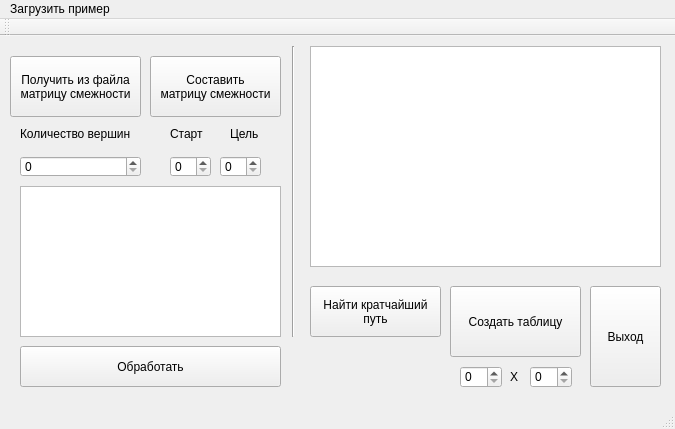
Before: the Qt Designer form mainwindow.ui in ytwog/Deikstra, drawn with Qt 5.
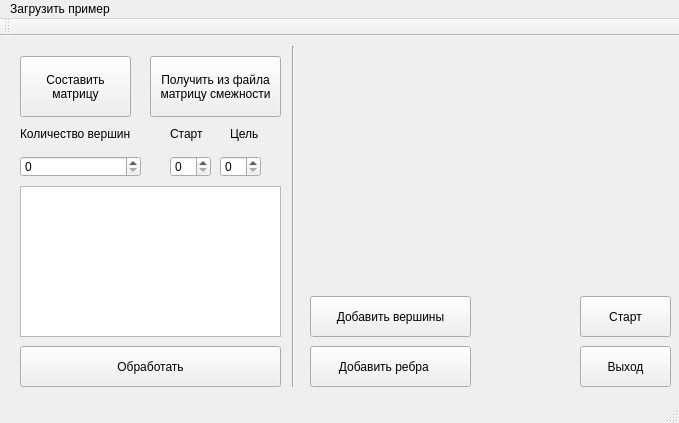
After: the same form once the commit is applied. Icons and pictures are not drawn.

```diff
--- a/mainwindow.ui
+++ b/mainwindow.ui
@@ -6,35 +6,21 @@
    <rect>
     <x>0</x>
     <y>0</y>
-    <width>675</width>
-    <height>429</height>
+    <width>679</width>
+    <height>423</height>
    </rect>
   </property>
   <property name="windowTitle">
    <string>MainWindow</string>
   </property>
   <widget class="QWidget" name="centralWidget">
-   <widget class="QPushButton" name="getButton">
-    <property name="geometry">
-     <rect>
-      <x>10</x>
-      <y>20</y>
-      <width>131</width>
-      <height>61</height>
-     </rect>
-    </property>
-    <property name="text">
-     <string>Получить из файла
-матрицу смежности</string>
-    </property>
-   </widget>
    <widget class="Line" name="line">
     <property name="geometry">
      <rect>
       <x>283</x>
       <y>10</y>
       <width>20</width>
-      <height>291</height>
+      <height>341</height>
      </rect>
     </property>
     <property name="orientation">
@@ -44,52 +30,53 @@
    <widget class="QPushButton" name="makeButton">
     <property name="geometry">
      <rect>
-      <x>150</x>
+      <x>20</x>
       <y>20</y>
-      <width>131</width>
+      <width>111</width>
       <height>61</height>
      </rect>
     </property>
     <property name="text">
      <string>Составить
-матрицу смежности</string>
+матрицу</string>
+    </property>
+    <property name="icon">
+     <iconset>
+      <normaloff>../build-Deikstra-Desktop_Qt_5_0_2_MinGW_32bit-Debug/102New.ICO</normaloff>../build-Deikstra-Desktop_Qt_5_0_2_MinGW_32bit-Debug/102New.ICO</iconset>
     </property>
    </widget>
    <widget class="QPushButton" name="showDeWay">
     <property name="geometry">
      <rect>
-      <x>310</x>
-      <y>250</y>
-      <width>131</width>
-      <height>51</height>
+      <x>580</x>
+      <y>260</y>
+      <width>91</width>
+      <height>41</height>
      </rect>
     </property>
     <property name="text">
-     <string>Найти кратчайший
-путь</string>
+     <string>Старт</string>
+    </property>
+    <property name="icon">
+     <iconset>
+      <normaloff>../build-Deikstra-Desktop_Qt_5_0_2_MinGW_32bit-Debug/102157.ICO</normaloff>../build-Deikstra-Desktop_Qt_5_0_2_MinGW_32bit-Debug/102157.ICO</iconset>
     </property>
    </widget>
    <widget class="QPushButton" name="exitButton">
     <property name="geometry">
      <rect>
-      <x>590</x>
-      <y>250</y>
-      <width>71</width>
-      <height>101</height>
+      <x>580</x>
+      <y>310</y>
+      <width>91</width>
+      <height>41</height>
      </rect>
     </property>
     <property name="text">
      <string>Выход</string>
     </property>
-   </widget>
-   <widget class="QTableWidget" name="graph">
-    <property name="geometry">
-     <rect>
-      <x>310</x>
-      <y>10</y>
-      <width>351</width>
-      <height>221</height>
-     </rect>
+    <property name="icon">
+     <iconset>
+      <normaloff>../build-Deikstra-Desktop_Qt_5_0_2_MinGW_32bit-Debug/Channel Screen Saver0.ico</normaloff>../build-Deikstra-Desktop_Qt_5_0_2_MinGW_32bit-Debug/Channel Screen Saver0.ico</iconset>
     </property>
    </widget>
    <widget class="QLabel" name="error">
@@ -108,47 +95,18 @@
    <widget class="QPushButton" name="makeTable">
     <property name="geometry">
      <rect>
-      <x>450</x>
-      <y>250</y>
-      <width>131</width>
-      <height>71</height>
+      <x>310</x>
+      <y>260</y>
+      <width>161</width>
+      <height>41</height>
      </rect>
     </property>
     <property name="text">
-     <string>Создать таблицу</string>
+     <string>Добавить вершины</string>
     </property>
-   </widget>
-   <widget class="QLabel" name="label">
-    <property name="geometry">
-     <rect>
-      <x>510</x>
-      <y>330</y>
-      <width>21</width>
-      <height>21</height>
-     </rect>
-    </property>
-    <property name="text">
-     <string>X</string>
-    </property>
-   </widget>
-   <widget class="QSpinBox" name="xSpin">
-    <property name="geometry">
-     <rect>
-      <x>460</x>
-      <y>330</y>
-      <width>42</width>
-      <height>22</height>
-     </rect>
-    </property>
-   </widget>
-   <widget class="QSpinBox" name="ySpin">
-    <property name="geometry">
-     <rect>
-      <x>530</x>
-      <y>330</y>
-      <width>42</width>
-      <height>22</height>
-     </rect>
+    <property name="icon">
+     <iconset>
+      <normaloff>../build-Deikstra-Desktop_Qt_5_0_2_MinGW_32bit-Debug/102Point.ico</normaloff>../build-Deikstra-Desktop_Qt_5_0_2_MinGW_32bit-Debug/102Point.ico</iconset>
     </property>
    </widget>
    <widget class="QLabel" name="label_2">
@@ -243,13 +201,54 @@
      </rect>
     </property>
    </widget>
+   <widget class="QWidget" name="Graphics" native="true">
+    <property name="geometry">
+     <rect>
+      <x>310</x>
+      <y>10</y>
+      <width>351</width>
+      <height>231</height>
+     </rect>
+    </property>
+   </widget>
+   <widget class="QPushButton" name="makeTable_2">
+    <property name="geometry">
+     <rect>
+      <x>310</x>
+      <y>310</y>
+      <width>161</width>
+      <height>41</height>
+     </rect>
+    </property>
+    <property name="text">
+     <string>Добавить ребра    </string>
+    </property>
+    <property name="icon">
+     <iconset>
+      <normaloff>../build-Deikstra-Desktop_Qt_5_0_2_MinGW_32bit-Debug/102Line.ICO</normaloff>../build-Deikstra-Desktop_Qt_5_0_2_MinGW_32bit-Debug/102Line.ICO</iconset>
+    </property>
+   </widget>
+   <widget class="QPushButton" name="getButton">
+    <property name="geometry">
+     <rect>
+      <x>150</x>
+      <y>20</y>
+      <width>131</width>
+      <height>61</height>
+     </rect>
+    </property>
+    <property name="text">
+     <string>Получить из файла
+матрицу смежности</string>
+    </property>
+   </widget>
   </widget>
   <widget class="QMenuBar" name="menuBar">
    <property name="geometry">
     <rect>
      <x>0</x>
      <y>0</y>
-     <width>675</width>
+     <width>679</width>
      <height>26</height>
     </rect>
    </property>
```
